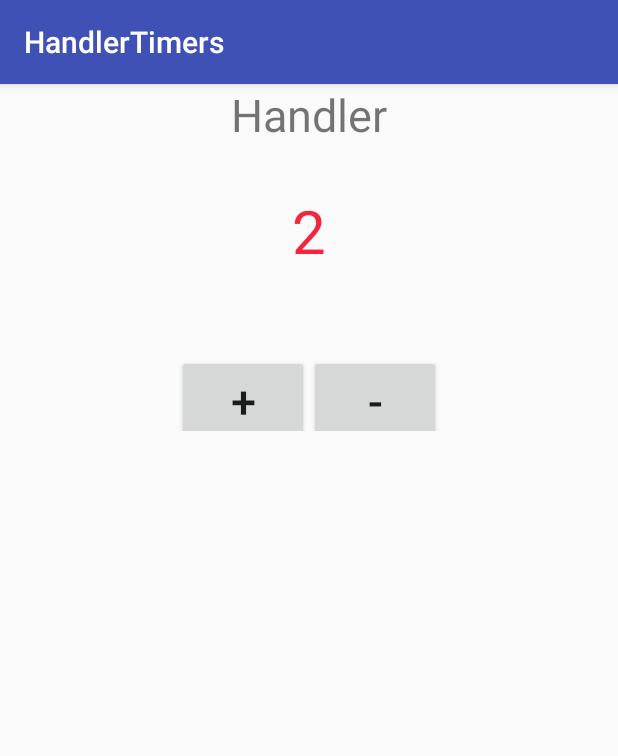
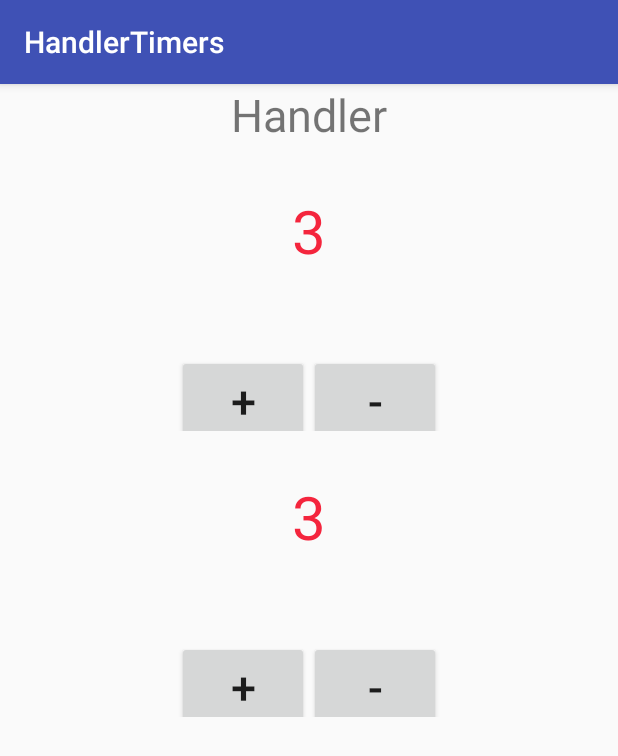
Before and after one commit to yossi445/HandlerTimers, an Android app: the screen it shows after launch (MainActivity), on a phone screen of 412 x 824 dp. Shown: the top 756 px of the screen. Run offline under Robolectric (Android 15) with nearby library versions, the phone set to English and light mode, and no system bars.

```diff
--- a/app/src/main/java/com/example/yossi/handlertimers/MainActivity.java
+++ b/app/src/main/java/com/example/yossi/handlertimers/MainActivity.java
@@ -10,12 +10,12 @@ import android.widget.TextView;
 
 public class MainActivity extends AppCompatActivity implements View.OnClickListener {
 
-    TextView tv1;
-    Button btnPlus1, btnMin1;
+    TextView tv1,tv2;
+    Button btnPlus1, btnMin1, btnPlus2, btnMin2;
     int start = 0;
-    Handler handler;
+    Handler handler, handler2;
 
-    ThreadTimer timer1;
+    ThreadTimer timer1,timer2;
 
     @Override
     protected void onCreate(Bundle savedInstanceState) {
@@ -26,8 +26,15 @@ public class MainActivity extends AppCompatActivity implements View.OnClickListe
         btnPlus1 = findViewById(R.id.btnPlus1);
         btnMin1 = findViewById(R.id.btnMin1);
 
+        tv2 = findViewById(R.id.tv2);
+        btnPlus2 = findViewById(R.id.btnPlus2);
+        btnMin2 = findViewById(R.id.btnMin2);
+
         btnPlus1.setOnClickListener(this);
         btnMin1.setOnClickListener(this);
+
+        btnPlus2.setOnClickListener(this);
+        btnMin2.setOnClickListener(this);
 
 
 
@@ -37,13 +44,27 @@ public class MainActivity extends AppCompatActivity implements View.OnClickListe
 
                 tv1.setText(String.valueOf(msg.arg1));
 
+
+
+                return true;
+            }
+        });
+
+        handler2 = new Handler(new Handler.Callback() {
+            @Override
+            public boolean handleMessage(Message msg) {
+
+                tv2.setText(String.valueOf(msg.arg1));
+
+
                 return true;
             }
         });
 
         timer1 = new ThreadTimer(handler);
         timer1.start();
-
+        timer2 = new ThreadTimer(handler2);
+        timer2.start();
 
     }
 
@@ -53,8 +74,12 @@ public class MainActivity extends AppCompatActivity implements View.OnClickListe
             timer1.speedUp();
         else if(v == btnMin1)
             timer1.speedDown();
+        else if(v == btnPlus2)
+            timer2.speedUp();
+        else if(v == btnMin2)
+            timer2.speedDown();
 
-        //...
+
 
     }
 }
--- a/app/src/main/res/layout/activity_main.xml
+++ b/app/src/main/res/layout/activity_main.xml
@@ -54,6 +54,41 @@
             />
     </LinearLayout>
 
+    <TextView
+        android:id="@+id/tv2"
+        android:layout_width="wrap_content"
+        android:layout_height="80dp"
+        android:layout_gravity="center"
+        android:layout_marginTop="30dp"
+        android:textSize="40sp"
+        android:textColor="#f4253d"
+        />
 
+    <LinearLayout
+        android:layout_width="wrap_content"
+        android:layout_height="wrap_content"
+        android:layout_gravity="center"
+        >
+
+        <Button
+            android:id="@+id/btnPlus2"
+            android:layout_width="wrap_content"
+            android:layout_height="wrap_content"
+            android:layout_gravity="center"
+            android:layout_marginTop="20dp"
+            android:text="+"
+            android:textSize="30sp"
+            />
+
+        <Button
+            android:id="@+id/btnMin2"
+            android:layout_width="wrap_content"
+            android:layout_height="wrap_content"
+            android:layout_gravity="center"
+            android:layout_marginTop="20dp"
+            android:text="-"
+            android:textSize="30sp"
+            />
+    </LinearLayout>
 
 </LinearLayout>
```
